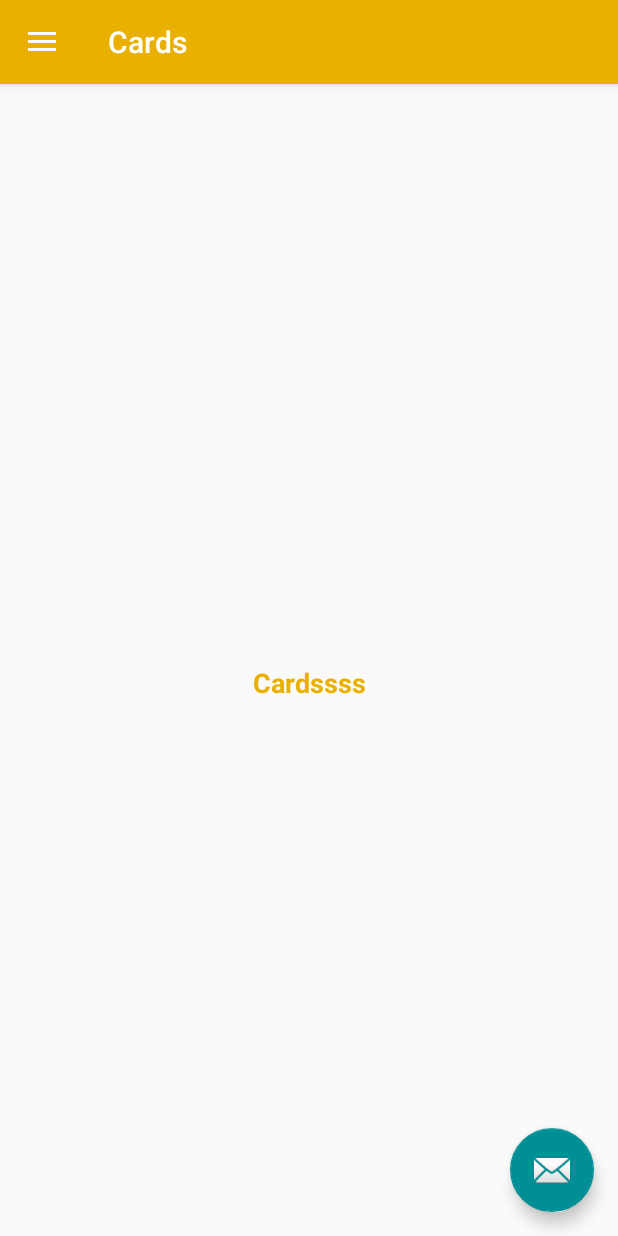
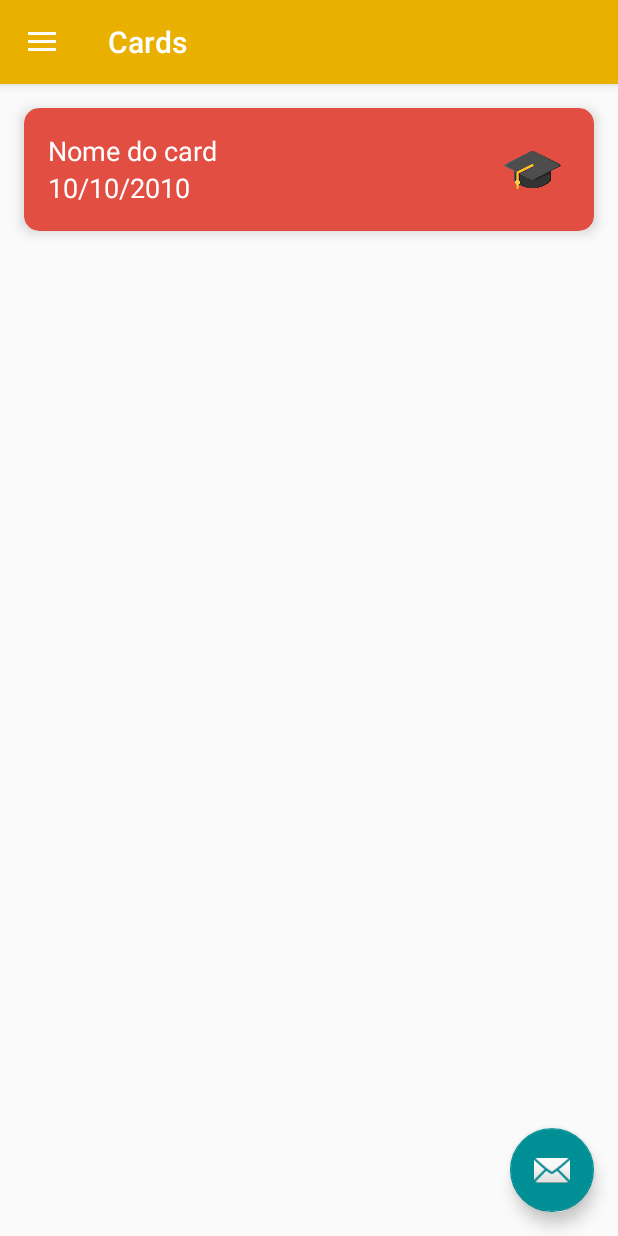
Before and after one commit to anderson-matheus/samsung-challenge, an Android app: the HomeNavigationActivity screen opened directly, with no data from a screen before it, after a tap on "Cards", on a phone screen of 412 x 824 dp. Run offline under Robolectric (Android 15) with nearby library versions, the phone set to English and light mode, and no system bars; 1 statement that could not run was skipped; 1 other tap on this screen came first.

Commit message:
Ajustes nos layouts

```diff
--- a/app/build.gradle
+++ b/app/build.gradle
@@ -19,7 +19,7 @@ android {
 }
 
 dependencies {
-    implementation fileTree(dir: 'libs', include: ['*.jar'])
+    implementation fileTree(include: ['*.jar'], dir: 'libs')
     implementation 'com.android.support:appcompat-v7:28.0.0-rc01'
     implementation 'com.android.support.constraint:constraint-layout:1.1.2'
     implementation 'com.android.support:support-v4:28.0.0-rc02'
@@ -27,4 +27,5 @@ dependencies {
     testImplementation 'junit:junit:4.12'
     androidTestImplementation 'com.android.support.test:runner:1.0.2'
     androidTestImplementation 'com.android.support.test.espresso:espresso-core:3.0.2'
+    implementation 'com.android.support:cardview-v7:28.0.0-rc02'
 }
--- a/app/src/main/java/android/curso/samsungchallenge/view/HomeNavigationActivity.java
+++ b/app/src/main/java/android/curso/samsungchallenge/view/HomeNavigationActivity.java
@@ -98,7 +98,7 @@ public class HomeNavigationActivity extends AppCompatActivity
                 fragmentManager.beginTransaction().replace(R.id.content_fragment, new CardFragment()).commit();
                 break;
             case R.id.nav_monitoring:
-                setTitle("Monitoramento de apps");
+                setTitle("Monitoramento");
                 fragmentManager.beginTransaction().replace(R.id.content_fragment, new MonitoringFragment()).commit();
                 break;
             case R.id.nav_timer:
--- a/app/src/main/res/layout/card_fragment.xml
+++ b/app/src/main/res/layout/card_fragment.xml
@@ -1,18 +1,50 @@
 <?xml version="1.0" encoding="utf-8"?>
-<FrameLayout xmlns:android="http://schemas.android.com/apk/res/android"
+<RelativeLayout xmlns:android="http://schemas.android.com/apk/res/android"
     xmlns:tools="http://schemas.android.com/tools"
     android:layout_width="match_parent"
     android:layout_height="match_parent"
+    xmlns:app="http://schemas.android.com/apk/res-auto"
     tools:context=".fragment.BaseFragment">
 
-    <TextView
+    <android.support.v7.widget.CardView
+        android:id="@+id/cardView"
         android:layout_width="match_parent"
-        android:layout_height="match_parent"
-        android:layout_marginTop="30sp"
-        android:gravity="center"
-        android:text="Cardssss"
-        android:textColor="@color/colorPrimary"
-        android:textSize="18sp"
-        android:textStyle="bold" />
+        android:layout_height="wrap_content"
+        android:layout_margin="16dp"
+        app:cardBackgroundColor="@color/colorPapaya"
+        app:contentPadding="16dp"
+        app:cardCornerRadius="10dp"
+        app:cardElevation="5dp"
+        >
 
-</FrameLayout>
+        <LinearLayout
+            android:layout_width="match_parent"
+            android:layout_height="match_parent"
+            android:orientation="vertical">
+
+
+            <TextView
+                android:layout_width="match_parent"
+                android:layout_height="wrap_content"
+                android:textColor="@color/colorWhite"
+                android:textSize="18sp"
+                android:text="Nome do card"/>
+            <TextView
+                android:layout_width="match_parent"
+                android:layout_height="wrap_content"
+                android:textColor="@color/colorWhite"
+                android:textSize="18sp"
+                android:text="10/10/2010"/>
+        </LinearLayout>
+
+        <ImageView
+            android:layout_width="50dp"
+            android:layout_height="50dp"
+            android:src="@drawable/card"
+            android:layout_gravity="end"
+            />
+
+    </android.support.v7.widget.CardView>
+
+
+</RelativeLayout>
--- a/app/src/main/res/layout/fragment_base.xml
+++ b/app/src/main/res/layout/fragment_base.xml
@@ -10,7 +10,7 @@
         android:layout_height="match_parent"
         android:layout_marginTop="30sp"
         android:gravity="center"
-        android:text="texto"
+        android:text="Resumo geral"
         android:textColor="@color/colorPrimary"
         android:textSize="18sp"
         android:textStyle="bold" />
```
Also changed, not shown: app/src/main/res/layout/monitoring_fragment.xml (+18 -6 lines), app/src/main/res/drawable/card.png (added), app/src/main/res/drawable/ic_monitoring.png (added).
